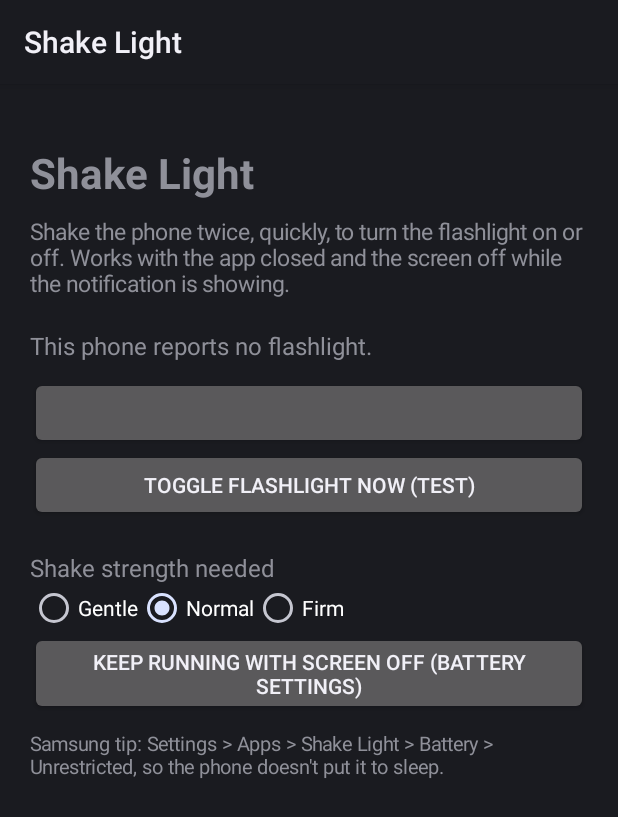
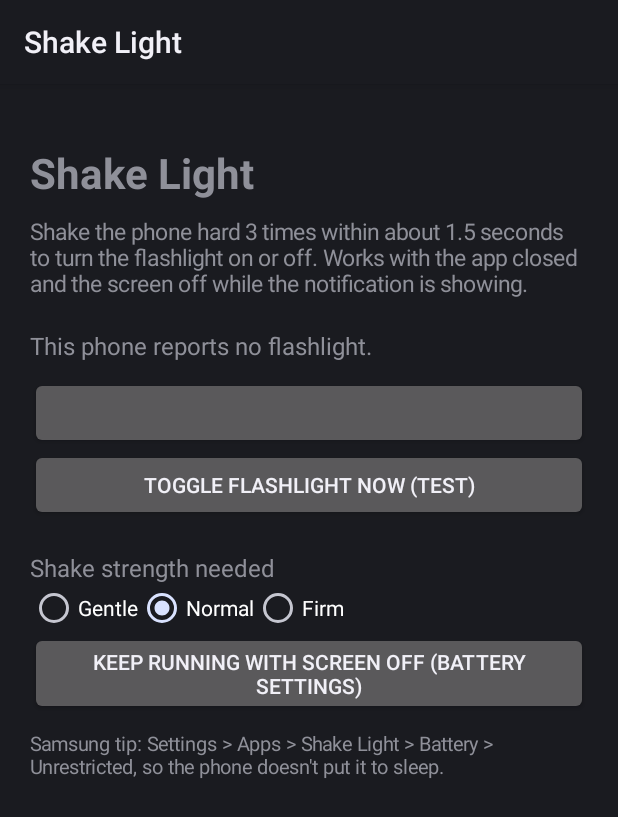
Before and after one commit to starwreckntx/shake-light, an Android app: the screen it shows after launch (MainActivity), on a phone screen of 412 x 824 dp. Shown: the top 817 px of the screen. Run offline under Robolectric (Android 15) with nearby library versions, the phone set to English and light mode, and no system bars.

Commit message:
Intent gesture: 3 hard shakes within 1.5 s toggle the light
Raise per-shake force (Gentle 2.6g / Normal 3.2g / Firm 3.8g), 250 ms
minimum gap between shakes, 1.5 s cooldown. Tuning constants live in
ShakeDetector's companion object. Version 1.1.

Co-Authored-By: Claude Opus 5.5 <noreply@anthropic.com>

```diff
--- a/app/build.gradle.kts
+++ b/app/build.gradle.kts
@@ -11,8 +11,8 @@ android {
         applicationId = "com.hueandlogic.shakelight"
         minSdk = 26
         targetSdk = 35
-        versionCode = 1
-        versionName = "1.0"
+        versionCode = 2
+        versionName = "1.1"
     }
 
     buildTypes {
--- a/app/src/main/java/com/hueandlogic/shakelight/MainActivity.kt
+++ b/app/src/main/java/com/hueandlogic/shakelight/MainActivity.kt
@@ -40,7 +40,7 @@ class MainActivity : Activity() {
             setTypeface(typeface, Typeface.BOLD)
         })
         root.addView(TextView(this).apply {
-            text = "Shake the phone twice, quickly, to turn the flashlight on or off. " +
+            text = "Shake the phone hard 3 times within about 1.5 seconds to turn the flashlight on or off. " +
                 "Works with the app closed and the screen off while the notification is showing."
             textSize = 15f
             setPadding(0, pad / 2, 0, pad)
--- a/app/src/main/java/com/hueandlogic/shakelight/Prefs.kt
+++ b/app/src/main/java/com/hueandlogic/shakelight/Prefs.kt
@@ -6,8 +6,9 @@ object Prefs {
     private const val FILE = "shakelight"
     private const val KEY_SENS = "sensitivity"
 
-    /** Sensitivity levels -> peak g-force needed. Lower g = easier to trigger. */
-    val LEVELS = linkedMapOf("Gentle" to 2.0f, "Normal" to 2.6f, "Firm" to 3.2f)
+    /** Force per shake (peak g) for each level. Raised for the 3-hard-shake gesture.
+     *  Walking peaks around 1.3-1.8 g; a deliberate hard shake runs 3-5 g. */
+    val LEVELS = linkedMapOf("Gentle" to 2.6f, "Normal" to 3.2f, "Firm" to 3.8f)
 
     fun sensitivity(ctx: Context): String =
         ctx.getSharedPreferences(FILE, Context.MODE_PRIVATE).getString(KEY_SENS, "Normal") ?: "Normal"
@@ -15,5 +16,5 @@ object Prefs {
     fun setSensitivity(ctx: Context, name: String) =
         ctx.getSharedPreferences(FILE, Context.MODE_PRIVATE).edit().putString(KEY_SENS, name).apply()
 
-    fun thresholdG(ctx: Context): Float = LEVELS[sensitivity(ctx)] ?: 2.6f
+    fun thresholdG(ctx: Context): Float = LEVELS[sensitivity(ctx)] ?: 3.2f
 }
--- a/app/src/main/java/com/hueandlogic/shakelight/ShakeService.kt
+++ b/app/src/main/java/com/hueandlogic/shakelight/ShakeService.kt
@@ -160,7 +160,7 @@ class ShakeService : Service() {
         return Notification.Builder(this, CHANNEL)
             .setSmallIcon(android.R.drawable.ic_menu_view)
             .setContentTitle("Shake Light is on")
-            .setContentText("Shake twice to toggle the flashlight (${Prefs.sensitivity(this)})")
+            .setContentText("Shake hard 3 times to toggle the flashlight (${Prefs.sensitivity(this)})")
             .setContentIntent(open)
             .setOngoing(true)
             .addAction(Notification.Action.Builder(null, "Toggle light", toggle).build())
```
Also changed, not shown: app/src/main/java/com/hueandlogic/shakelight/ShakeDetector.kt (+22 -11 lines), 1 other file.
